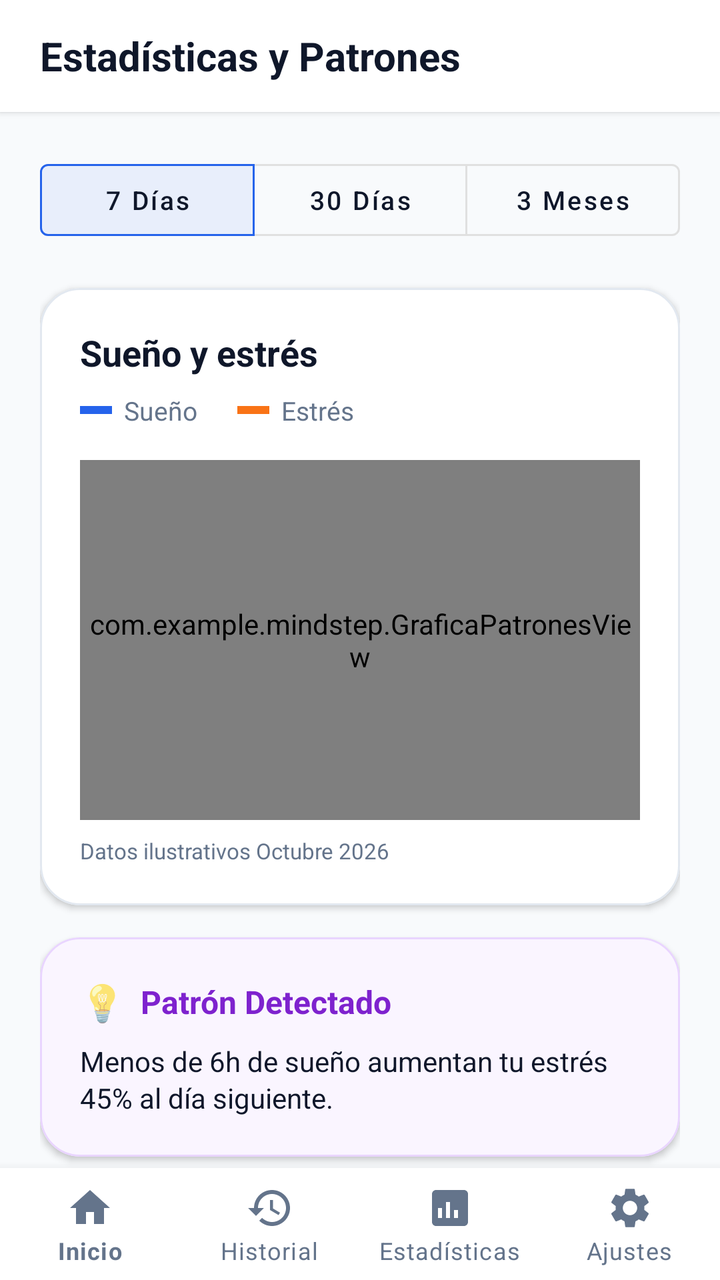
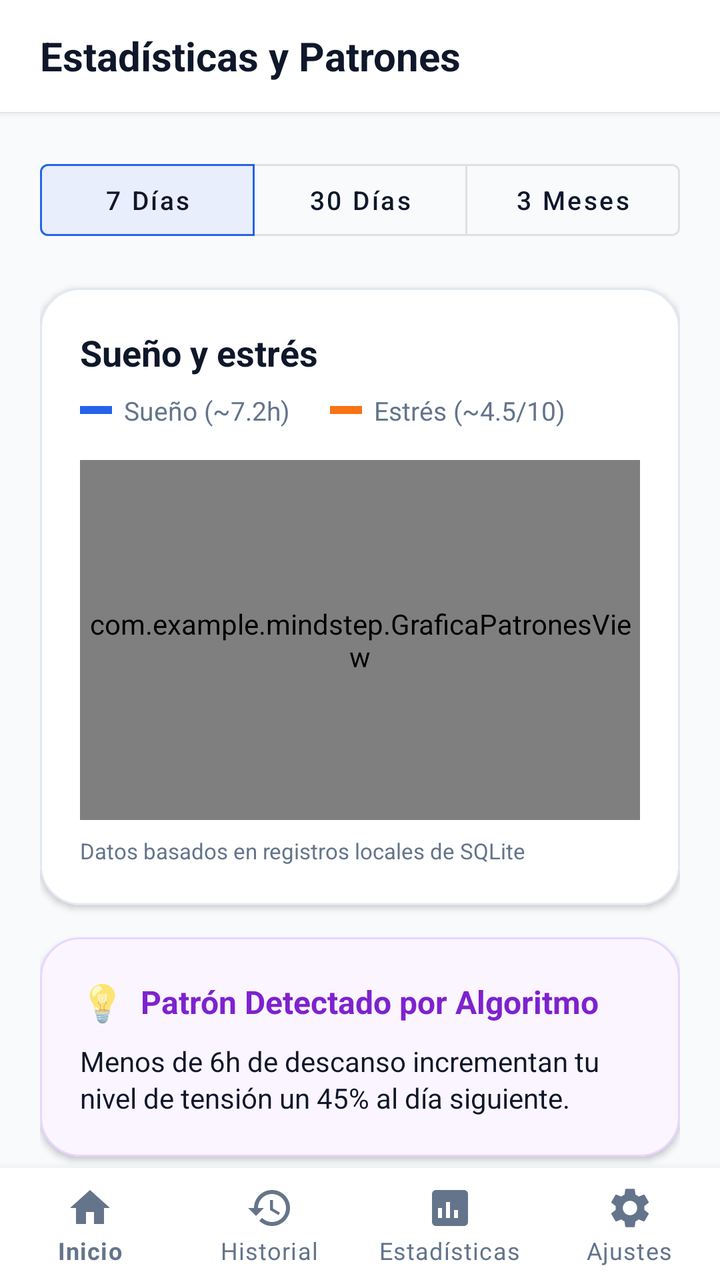

Screens rendered from an Android XML layout before and after an edit, with the pre-edit source and the edit as a unified diff.
<!-- AndroidManifest.xml: activity theme Theme.MindStep -->
<!-- res/layout/activity_estadisticas.xml -->
<?xml version="1.0" encoding="utf-8"?>
<RelativeLayout xmlns:android="http://schemas.android.com/apk/res/android"
    xmlns:app="http://schemas.android.com/apk/res-auto"
    xmlns:tools="http://schemas.android.com/tools"
    android:layout_width="match_parent"
    android:layout_height="match_parent"
    android:background="@color/bg_screen">

    
    <LinearLayout
        android:id="@+id/headerEstadisticas"
        android:layout_width="match_parent"
        android:layout_height="?attr/actionBarSize"
        android:background="@color/card_bg"
        android:elevation="2dp"
        android:gravity="center_vertical"
        android:orientation="horizontal"
        android:paddingHorizontal="20dp">

        <TextView
            android:layout_width="wrap_content"
            android:layout_height="wrap_content"
            android:text="Estadísticas y Patrones"
            android:textColor="@color/text_dark"
            android:textSize="20sp"
            android:textStyle="bold" />
    </LinearLayout>

    <androidx.core.widget.NestedScrollView
        android:layout_width="match_parent"
        android:layout_height="match_parent"
        android:layout_above="@id/bottomNavigation"
        android:layout_below="@id/headerEstadisticas"
        android:fillViewport="true">

        <LinearLayout
            android:layout_width="match_parent"
            android:layout_height="wrap_content"
            android:orientation="vertical"
            android:padding="20dp">

            
            <com.google.android.material.button.MaterialButtonToggleGroup
                android:id="@+id/togglePeriodo"
                android:layout_width="match_parent"
                android:layout_height="wrap_content"
                android:layout_marginBottom="20dp"
                app:checkedButton="@id/btnPeriodo7Dias"
                app:selectionRequired="true"
                app:singleSelection="true">

                <com.google.android.material.button.MaterialButton
                    android:id="@+id/btnPeriodo7Dias"
                    style="@style/Widget.MaterialComponents.Button.OutlinedButton"
                    android:layout_width="0dp"
                    android:layout_height="48dp"
                    android:layout_weight="1"
                    android:text="7 Días"
                    android:textAllCaps="false"
                    android:textColor="@color/text_dark"
                    android:textSize="13sp" />

                <com.google.android.material.button.MaterialButton
                    android:id="@+id/btnPeriodo30Dias"
                    style="@style/Widget.MaterialComponents.Button.OutlinedButton"
                    android:layout_width="0dp"
                    android:layout_height="48dp"
                    android:layout_weight="1"
                    android:text="30 Días"
                    android:textAllCaps="false"
                    android:textColor="@color/text_dark"
                    android:textSize="13sp" />

                <com.google.android.material.button.MaterialButton
                    android:id="@+id/btnPeriodo3Meses"
                    style="@style/Widget.MaterialComponents.Button.OutlinedButton"
                    android:layout_width="0dp"
                    android:layout_height="48dp"
                    android:layout_weight="1"
                    android:text="3 Meses"
                    android:textAllCaps="false"
                    android:textColor="@color/text_dark"
                    android:textSize="13sp" />
            </com.google.android.material.button.MaterialButtonToggleGroup>

            
            <com.google.android.material.card.MaterialCardView
                android:layout_width="match_parent"
                android:layout_height="wrap_content"
                android:layout_marginBottom="16dp"
                app:cardBackgroundColor="@color/card_bg"
                app:cardCornerRadius="20dp"
                app:cardElevation="2dp"
                app:strokeColor="@color/card_border"
                app:strokeWidth="1dp">

                <LinearLayout
                    android:layout_width="match_parent"
                    android:layout_height="wrap_content"
                    android:orientation="vertical"
                    android:padding="20dp">

                    <TextView
                        android:layout_width="wrap_content"
                        android:layout_height="wrap_content"
                        android:text="Sueño y estrés"
                        android:textColor="@color/text_dark"
                        android:textSize="18sp"
                        android:textStyle="bold" />

                    
                    <LinearLayout
                        android:layout_width="match_parent"
                        android:layout_height="wrap_content"
                        android:layout_marginTop="8dp"
                        android:layout_marginBottom="16dp"
                        android:gravity="center_vertical"
                        android:orientation="horizontal">

                        <View
                            android:layout_width="16dp"
                            android:layout_height="4dp"
                            android:background="#2563EB" />

                        <TextView
                            android:layout_width="wrap_content"
                            android:layout_height="wrap_content"
                            android:layout_marginStart="6dp"
                            android:layout_marginEnd="20dp"
                            android:text="Sueño"
                            android:textColor="@color/text_muted"
                            android:textSize="13sp" />

                        <View
                            android:layout_width="16dp"
                            android:layout_height="4dp"
                            android:background="#F97316" />

                        <TextView
                            android:layout_width="wrap_content"
                            android:layout_height="wrap_content"
                            android:layout_marginStart="6dp"
                            android:text="Estrés"
                            android:textColor="@color/text_muted"
                            android:textSize="13sp" />
                    </LinearLayout>

                    
                    <com.example.mindstep.GraficaPatronesView
                        android:id="@+id/graficaPatrones"
                        android:layout_width="match_parent"
                        android:layout_height="180dp" />

                    <TextView
                        android:layout_width="wrap_content"
                        android:layout_height="wrap_content"
                        android:layout_marginTop="8dp"
                        android:text="Datos ilustrativos Octubre 2026"
                        android:textColor="@color/text_muted"
                        android:textSize="11sp" />
                </LinearLayout>
            </com.google.android.material.card.MaterialCardView>

            
            <com.google.android.material.card.MaterialCardView
                android:layout_width="match_parent"
                android:layout_height="wrap_content"
                android:layout_marginBottom="16dp"
                app:cardBackgroundColor="#FAF5FF"
                app:cardCornerRadius="20dp"
                app:cardElevation="2dp"
                app:strokeColor="#E9D5FF"
                app:strokeWidth="1dp">

                <LinearLayout
                    android:layout_width="match_parent"
                    android:layout_height="wrap_content"
                    android:orientation="vertical"
                    android:padding="20dp">

                    <LinearLayout
                        android:layout_width="wrap_content"
                        android:layout_height="wrap_content"
                        android:gravity="center_vertical"
                        android:orientation="horizontal">

                        <TextView
                            android:layout_width="wrap_content"
                            android:layout_height="wrap_content"
                            android:layout_marginEnd="8dp"
                            android:text="💡"
                            android:textSize="18sp" />

                        <TextView
                            android:layout_width="wrap_content"
                            android:layout_height="wrap_content"
                            android:text="Patrón Detectado"
                            android:textColor="#7E22CE"
                            android:textSize="16sp"
                            android:textStyle="bold" />
                    </LinearLayout>

                    <TextView
                        android:layout_width="match_parent"
                        android:layout_height="wrap_content"
                        android:layout_marginTop="8dp"
                        android:lineSpacingExtra="2dp"
                        android:text="Menos de 6h de sueño aumentan tu estrés 45% al día siguiente."
                        android:textColor="@color/text_dark"
                        android:textSize="14sp" />
                </LinearLayout>
            </com.google.android.material.card.MaterialCardView>

            
            <com.google.android.material.card.MaterialCardView
                android:layout_width="match_parent"
                android:layout_height="wrap_content"
                android:layout_marginBottom="24dp"
                app:cardBackgroundColor="@color/card_bg"
                app:cardCornerRadius="20dp"
                app:cardElevation="2dp"
                app:strokeColor="@color/card_border"
                app:strokeWidth="1dp">

                <LinearLayout
                    android:layout_width="match_parent"
                    android:layout_height="wrap_content"
                    android:orientation="vertical"
                    android:padding="20dp">

                    <TextView
                        android:layout_width="wrap_content"
                        android:layout_height="wrap_content"
                        android:layout_marginBottom="16dp"
                        android:text="Principales disparadores"
                        android:textColor="@color/text_dark"
                        android:textSize="16sp"
                        android:textStyle="bold" />

                    
                    <TextView
                        android:layout_width="wrap_content"
                        android:layout_height="wrap_content"
                        android:text="Carga Académica (52%)"
                        android:textColor="@color/text_body"
                        android:textSize="13sp" />

                    <com.google.android.material.progressindicator.LinearProgressIndicator
                        android:layout_width="match_parent"
                        android:layout_height="wrap_content"
                        android:layout_marginTop="6dp"
                        android:layout_marginBottom="14dp"
                        android:progress="52"
                        app:indicatorColor="#2563EB"
                        app:trackColor="@color/card_border"
                        app:trackCornerRadius="4dp"
                        app:trackThickness="8dp" />

                    
                    <TextView
                        android:layout_width="wrap_content"
                        android:layout_height="wrap_content"
                        android:text="Uso Pantallas (28%)"
                        android:textColor="@color/text_body"
                        android:textSize="13sp" />

                    <com.google.android.material.progressindicator.LinearProgressIndicator
                        android:layout_width="match_parent"
                        android:layout_height="wrap_content"
                        android:layout_marginTop="6dp"
                        android:layout_marginBottom="14dp"
                        android:progress="28"
                        app:indicatorColor="#0284C7"
                        app:trackColor="@color/card_border"
                        app:trackCornerRadius="4dp"
                        app:trackThickness="8dp" />

                    
                    <TextView
                        android:layout_width="wrap_content"
                        android:layout_height="wrap_content"
                        android:text="Poco Descanso (20%)"
                        android:textColor="@color/text_body"
                        android:textSize="13sp" />

                    <com.google.android.material.progressindicator.LinearProgressIndicator
                        android:layout_width="match_parent"
                        android:layout_height="wrap_content"
                        android:layout_marginTop="6dp"
                        android:progress="20"
                        app:indicatorColor="#F59E0B"
                        app:trackColor="@color/card_border"
                        app:trackCornerRadius="4dp"
                        app:trackThickness="8dp" />

                </LinearLayout>
            </com.google.android.material.card.MaterialCardView>

        </LinearLayout>
    </androidx.core.widget.NestedScrollView>

    
    <com.google.android.material.bottomnavigation.BottomNavigationView
        android:id="@+id/bottomNavigation"
        android:layout_width="match_parent"
        android:layout_height="wrap_content"
        android:layout_alignParentBottom="true"
        android:background="@color/card_bg"
        app:elevation="8dp"
        app:itemIconTint="@color/text_muted"
        app:itemTextColor="@color/text_muted"
        app:labelVisibilityMode="labeled"
        app:menu="@menu/bottom_nav_menu" />

</RelativeLayout>
<!-- resources referenced by this layout -->
<resources>
  <color name="bg_screen">#F8FAFC</color>
  <color name="card_bg">#FFFFFF</color>
  <color name="card_border">#E2E8F0</color>
  <color name="text_body">#334155</color>
  <color name="text_dark">#0F172A</color>
  <color name="text_muted">#64748B</color>
  <style name="Theme.MindStep" parent="Theme.MaterialComponents.DayNight.NoActionBar">
          <item name="colorPrimary">#2563EB</item>
          <item name="colorPrimaryVariant">#1D4ED8</item>
          <item name="colorOnPrimary">#FFFFFF</item>
          <item name="colorSecondary">#059669</item>
          <item name="colorSecondaryVariant">#047857</item>
          <item name="colorOnSecondary">#FFFFFF</item>
          <item name="android:statusBarColor">#FFFFFF</item>
          <item name="android:windowLightStatusBar" tools:targetApi="m">true</item>
          <item name="android:windowBackground">#F8FAFC</item>
      </style>
</resources>

<!-- the commit's change to res/layout/activity_estadisticas.xml (unified diff, before → after) -->
@@ -123,11 +123,12 @@
                             android:background="#2563EB" />
 
                         <TextView
+                            android:id="@+id/tvPromedioSuenoLeyenda"
                             android:layout_width="wrap_content"
                             android:layout_height="wrap_content"
                             android:layout_marginStart="6dp"
                             android:layout_marginEnd="20dp"
-                            android:text="Sueño"
+                            android:text="Sueño (~7.2h)"
                             android:textColor="@color/text_muted"
                             android:textSize="13sp" />
 
@@ -137,10 +138,11 @@
                             android:background="#F97316" />
 
                         <TextView
+                            android:id="@+id/tvPromedioEstresLeyenda"
                             android:layout_width="wrap_content"
                             android:layout_height="wrap_content"
                             android:layout_marginStart="6dp"
-                            android:text="Estrés"
+                            android:text="Estrés (~4.5/10)"
                             android:textColor="@color/text_muted"
                             android:textSize="13sp" />
                     </LinearLayout>
@@ -152,10 +154,11 @@
                         android:layout_height="180dp" />
 
                     <TextView
+                        android:id="@+id/tvPieGrafica"
                         android:layout_width="wrap_content"
                         android:layout_height="wrap_content"
                         android:layout_marginTop="8dp"
-                        android:text="Datos ilustrativos Octubre 2026"
+                        android:text="Datos basados en registros locales de SQLite"
                         android:textColor="@color/text_muted"
                         android:textSize="11sp" />
                 </LinearLayout>
@@ -194,18 +197,19 @@
                         <TextView
                             android:layout_width="wrap_content"
                             android:layout_height="wrap_content"
-                            android:text="Patrón Detectado"
+                            android:text="Patrón Detectado por Algoritmo"
                             android:textColor="#7E22CE"
                             android:textSize="16sp"
                             android:textStyle="bold" />
                     </LinearLayout>
 
                     <TextView
+                        android:id="@+id/tvTextoPatron"
                         android:layout_width="match_parent"
                         android:layout_height="wrap_content"
                         android:layout_marginTop="8dp"
                         android:lineSpacingExtra="2dp"
-                        android:text="Menos de 6h de sueño aumentan tu estrés 45% al día siguiente."
+                        android:text="Menos de 6h de descanso incrementan tu nivel de tensión un 45% al día siguiente."
                         android:textColor="@color/text_dark"
                         android:textSize="14sp" />
                 </LinearLayout>
@@ -232,7 +236,7 @@
                         android:layout_width="wrap_content"
                         android:layout_height="wrap_content"
                         android:layout_marginBottom="16dp"
-                        android:text="Principales disparadores"
+                        android:text="Principales disparadores acumulados"
                         android:textColor="@color/text_dark"
                         android:textSize="16sp"
                         android:textStyle="bold" />
@@ -241,7 +245,7 @@
                     <TextView
                         android:layout_width="wrap_content"
                         android:layout_height="wrap_content"
-                        android:text="Carga Académica (52%)"
+                        android:text="Carga Académica / Exámenes (52%)"
                         android:textColor="@color/text_body"
                         android:textSize="13sp" />
 
@@ -260,7 +264,7 @@
                     <TextView
                         android:layout_width="wrap_content"
                         android:layout_height="wrap_content"
-                        android:text="Uso Pantallas (28%)"
+                        android:text="Sobrecarga de Pantallas (28%)"
                         android:textColor="@color/text_body"
                         android:textSize="13sp" />
 
@@ -279,7 +283,7 @@
                     <TextView
                         android:layout_width="wrap_content"
                         android:layout_height="wrap_content"
-                        android:text="Poco Descanso (20%)"
+                        android:text="Insomnio y Poco Descanso (20%)"
                         android:textColor="@color/text_body"
                         android:textSize="13sp" />
 
